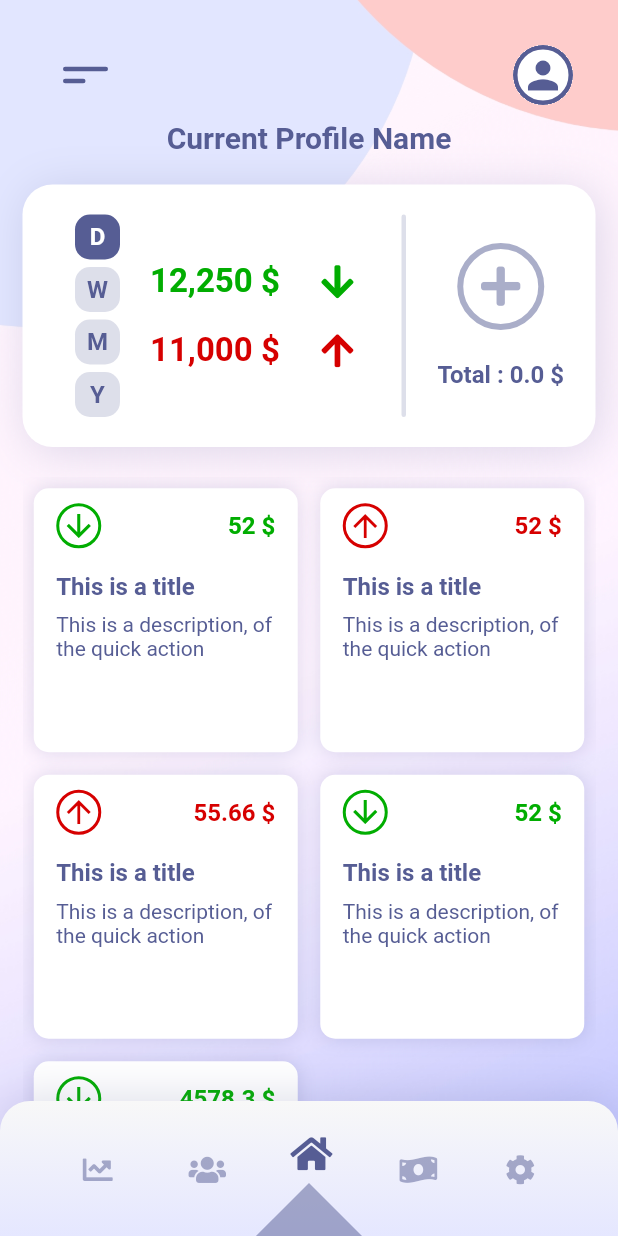
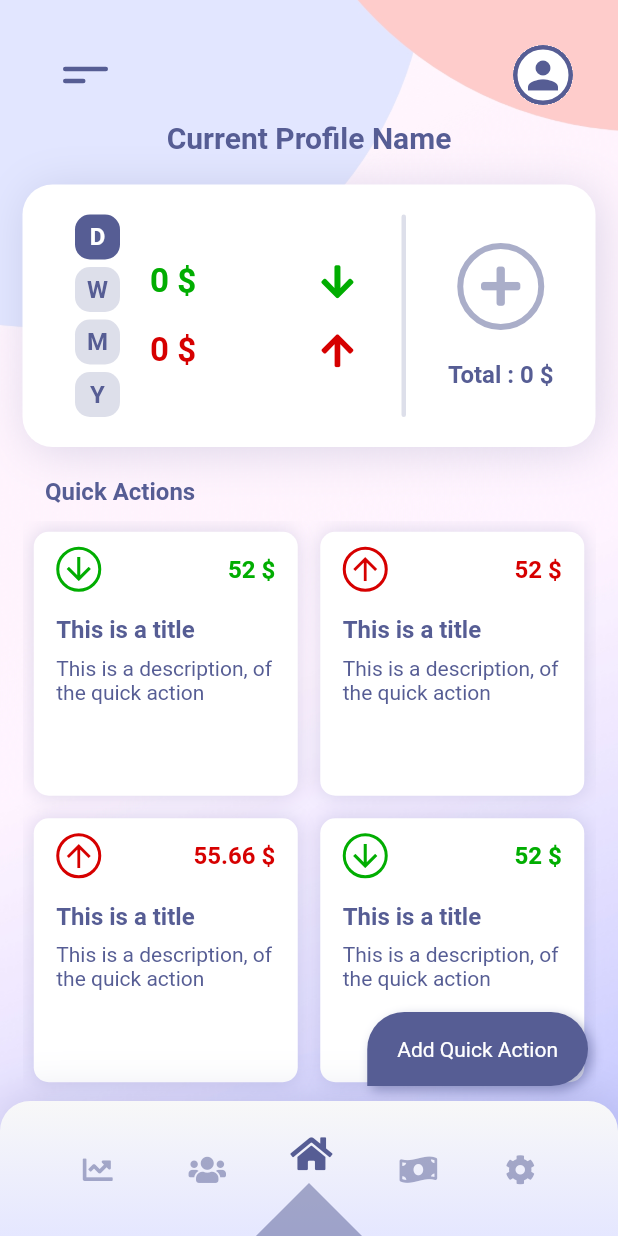
Before and after one commit to amrmhassan/smart-wallet, a Flutter app: the screen it shows after launch, on a phone screen of 412 x 824 dp. Run offline on Flutter 3.47's test engine with Material 2 defaults, Android fonts, the phone set to English and light mode, and no system bars; our stand-ins replace font_awesome_flutter.

Commit message:
finished for today

```diff
--- a/lib/constants/styles.dart
+++ b/lib/constants/styles.dart
@@ -47,3 +47,8 @@ BoxShadow kCardBoxShadow = BoxShadow(
   blurRadius: 6,
   color: kMainColor.withOpacity(0.2),
 );
+BoxShadow kCardHeavyBoxShadow = BoxShadow(
+  offset: const Offset(3, 3),
+  blurRadius: 6,
+  color: kMainColor.withOpacity(0.5),
+);
--- a/lib/constants/transactions_constant.dart
+++ /dev/null
@@ -1,90 +0,0 @@
-// ignore_for_file: prefer_const_constructors
-
-import 'package:uuid/uuid.dart';
-import 'package:wallet_app/constants/types.dart';
-
-import '../models/transaction_model.dart';
-
-List<TransactionModel> transactionsConstant = [
-  // TransactionModel(
-  //   id: Uuid().v4(),
-  //   title: 'Title 1',
-  //   description: 'description 1',
-  //   amount: 25.66,
-  //   createdAt: DateTime.now(),
-  //   transactionType: TransactionType.income,
-  //   ratioToTotal: 0.3,
-  // ),
-  // TransactionModel(
-  //   id: Uuid().v4(),
-  //   title: 'Title 2',
-  //   description: 'description 2',
-  //   amount: 25.66,
-  //   createdAt: DateTime.now(),
-  //   transactionType: TransactionType.outcome,
-  //   ratioToTotal: 0.1,
-  // ),
-  // TransactionModel(
-  //   id: Uuid().v4(),
-  //   title: 'Title 1',
-  //   description: 'description 1',
-  //   amount: 25.66,
-  //   createdAt: DateTime.now(),
-  //   transactionType: TransactionType.outcome,
-  //   ratioToTotal: 0.6,
-  // ),
-  // TransactionModel(
-  //   id: Uuid().v4(),
-  //   title: 'Title 1',
-  //   description: 'description 1',
-  //   amount: 25.66,
-  //   createdAt: DateTime.now(),
-  //   transactionType: TransactionType.income,
-  //   ratioToTotal: 0.3,
-  // ),
-  // TransactionModel(
-  //   id: Uuid().v4(),
-  //   title: 'Title 2',
-  //   description: 'description 2',
-  //   amount: 25.66,
-  //   createdAt: DateTime.now(),
-  //   transactionType: TransactionType.outcome,
-  //   ratioToTotal: 0.1,
-  // ),
-  // TransactionModel(
-  //   id: Uuid().v4(),
-  //   title: 'Title 1',
-  //   description: 'description 1',
-  //   amount: 25.66,
-  //   createdAt: DateTime.now(),
-  //   transactionType: TransactionType.outcome,
-  //   ratioToTotal: 0.6,
-  // ),
-  // TransactionModel(
-  //   id: Uuid().v4(),
-  //   title: 'Title 1',
-  //   description: 'description 1',
-  //   amount: 25.66,
-  //   createdAt: DateTime.now(),
-  //   transactionType: TransactionType.income,
-  //   ratioToTotal: 0.3,
-  // ),
-  // TransactionModel(
-  //   id: Uuid().v4(),
-  //   title: 'Title 2',
-  //   description: 'description 2',
-  //   amount: 25.66,
-  //   createdAt: DateTime.now(),
-  //   transactionType: TransactionType.outcome,
-  //   ratioToTotal: 0.1,
-  // ),
-  // TransactionModel(
-  //   id: Uuid().v4(),
-  //   title: 'Title 1',
-  //   description: 'description 1',
-  //   amount: 25.66,
-  //   createdAt: DateTime.now(),
-  //   transactionType: TransactionType.outcome,
-  //   ratioToTotal: 0.6,
-  // ),
-];
--- a/lib/providers/transactions_provider.dart
+++ b/lib/providers/transactions_provider.dart
@@ -1,36 +1,63 @@
+import 'dart:convert';
+
 import 'package:flutter/cupertino.dart';
 import 'package:wallet_app/constants/types.dart';
 import 'package:wallet_app/models/transaction_model.dart';
 
-import '../constants/transactions_constant.dart';
-
 class TransactionProvider extends ChangeNotifier {
-  //? transactions stuff
+  //? a) transactions stuff
   List<TransactionModel> _transactions = [];
 
-//* transactions getter
+//? 1- getting transactions, with multiple possibilities
+//* for getting the income transactions only
+  List<TransactionModel> get _incomeTransactions {
+    return [
+      ..._transactions
+          .where((element) => element.transactionType == TransactionType.income)
+    ];
+  }
+
+//* for getting the outcome transactions only
+  List<TransactionModel> get _outcomeTransactions {
+    return [
+      ..._transactions.where(
+          (element) => element.transactionType == TransactionType.outcome)
+    ];
+  }
+
+//* for getting transactions depending on the current chosen transaction type
   List<TransactionModel> get displayedTransactions {
     if (currentActiveTransactionType == TransactionType.income) {
-      return [
-        ..._transactions.where(
-            (element) => element.transactionType == TransactionType.income)
-      ];
+      return _incomeTransactions;
     } else if (currentActiveTransactionType == TransactionType.outcome) {
-      return [
-        ..._transactions.where(
-            (element) => element.transactionType == TransactionType.outcome)
-      ];
+      return _outcomeTransactions;
     } else {
       return [..._transactions];
     }
   }
 
-//* for adding new transaction
-  void addTransaction(TransactionModel transaction) {
-    print('Now we have ${_transactions.length} transactions');
-    _transactions.add(transaction);
+//* for getting all transactions no matter it's type
+  List<TransactionModel> get getAllTransactions {
+    return [..._transactions];
+  }
 
-    notifyListeners();
+//? 2- for getting  calculations on the transactions
+  //* for getting the total income
+  double get totalIncome {
+    double totalIncomeAmount = _incomeTransactions.fold<double>(
+      0,
+      (previousValue, element) => previousValue + element.amount,
+    );
+    return totalIncomeAmount;
+  }
+
+  //* for getting the total outcome
+  double get totalOutcome {
+    double totalIncomeAmount = _outcomeTransactions.fold<double>(
+      0,
+      (previousValue, element) => previousValue + element.amount,
+    );
+    return totalIncomeAmount;
   }
 
   //* for getting the current money in the profile
@@ -45,11 +72,20 @@ class TransactionProvider extends ChangeNotifier {
     return totalAmount;
   }
 
-//* for getting the transactions from the database
-  void fetchAndUpdateTransactions() {
-    _transactions = transactionsConstant;
+  //? 3- methods to control the transactions
+//* for adding new transaction
+  void addTransaction(TransactionModel transaction) {
+    if (transaction.amount > totalMoney &&
+        transaction.transactionType == TransactionType.outcome) {
+      throw Exception(
+          'Outcome Transaction is larger than the total amount of the money');
+    }
+    _transactions.add(transaction);
     notifyListeners();
   }
+
+//* for getting the transactions from the database
+  void fetchAndUpdateTransactions() {}
 
 //* for deleting a transaction
   void deleteTransaction(String id) {
@@ -66,7 +102,7 @@ class TransactionProvider extends ChangeNotifier {
     notifyListeners();
   }
 
-  //? transaction type stuff
+  //? b) transaction type stuff
 
   TransactionType currentActiveTransactionType = TransactionType.all;
   void setCurrentActiveTransactionType(TransactionType transactionType) {
--- a/lib/screens/holder_screen.dart
+++ b/lib/screens/holder_screen.dart
@@ -5,11 +5,15 @@
 //! how to make my own icons using adobe xd then change the icon of menu to be one dash and a half
 
 import 'package:flutter/material.dart';
+import 'package:wallet_app/constants/colors.dart';
+import 'package:wallet_app/constants/sizes.dart';
+import 'package:wallet_app/constants/styles.dart';
 import 'package:wallet_app/screens/home_screen/home_screen.dart';
 import 'package:wallet_app/screens/transactions_screen/transactions_screen.dart';
 
 import '../../widgets/app_bar/my_app_bar.dart';
 import '../../widgets/bottom_nav_bar/bottom_nav_bar.dart';
+import '../widgets/global/add_quick_action_button.dart';
 import 'home_screen/widgets/background.dart';
 
 const Duration _pageSliderDuration = Duration(milliseconds: 200);
@@ -63,6 +67,7 @@ class _HolderScreenState extends State<HolderScreen> {
   Widget build(BuildContext context) {
     return Scaffold(
       extendBodyBehindAppBar: true,
+
       drawer: Drawer(
         child: Container(
           color: Colors.white,
@@ -94,7 +99,15 @@ class _HolderScreenState extends State<HolderScreen> {
                       Container(
                         child: Text('Profiles  page'),
                       ),
-                      HomeScreen(),
+                      Stack(
+                        alignment: Alignment.bottomRight,
+                        children: [
+                          HomeScreen(),
+                          //? this floating action button will be hidden when scrolling down
+                          //* floating action button for adding new quick action
+                          AddQuickActionButton(),
+                        ],
+                      ),
                       TransactionsScreen(),
                       Container(
                         child: Text('Settings  page'),
--- a/lib/screens/home_screen/home_screen.dart
+++ b/lib/screens/home_screen/home_screen.dart
@@ -4,6 +4,7 @@
 
 import 'package:flutter/material.dart';
 import 'package:wallet_app/constants/sizes.dart';
+import 'package:wallet_app/constants/styles.dart';
 import 'package:wallet_app/widgets/app_bar/home_heading.dart';
 
 import 'widgets/profile_summary.dart';
@@ -32,6 +33,14 @@ class _HomeScreenState extends State<HomeScreen> {
               ),
               //* this has the summery of the current active profile like (outcome, income of this day or month or year..., and the current total amount that currently exist in the profile)
               ProfileSummary(),
+              Container(
+                margin: EdgeInsets.only(bottom: 10, left: 15),
+                width: double.infinity,
+                child: Text(
+                  'Quick Actions',
+                  style: kParagraphTextStyle,
+                ),
+              ),
               //? i commeted all of these but it is optional
               //* this height is added as a separator between the profile summary and the horizontal line
               // SizedBox(
--- a/lib/screens/home_screen/widgets/quick_action_card.dart
+++ b/lib/screens/home_screen/widgets/quick_action_card.dart
@@ -4,12 +4,13 @@ import 'package:flutter/material.dart';
 import 'package:wallet_app/constants/colors.dart';
 import 'package:wallet_app/constants/sizes.dart';
 import 'package:wallet_app/constants/types.dart';
+import 'package:wallet_app/utils/transactions_utils.dart';
 
 class QuickActionCard extends StatelessWidget {
   final TransactionType transactionType;
   final String title;
   final String description;
-  final String amount;
+  final double amount;
   final VoidCallback? onTap;
   final VoidCallback? onLongPress;
 
@@ -85,7 +86,7 @@ class QuickActionCard extends StatelessWidget {
                     //   ),
                     // ),
                     Text(
-                      '$amount \$',
+                      '${doubleToString(amount)} \$',
                       style: TextStyle(
                         color: transactionType == TransactionType.income
                             ? kIncomeColor
--- a/lib/screens/home_screen/widgets/quick_actions_cards_grid.dart
+++ b/lib/screens/home_screen/widgets/quick_actions_cards_grid.dart
@@ -10,7 +10,7 @@ const List<Map<String, dynamic>> _demoQuickActions = [
   {
     'title': 'This is a title',
     'desc': 'This is a description, of the quick action',
-    'amount': 52,
+    'amount': 52.00,
     'type': TransactionType.income,
   },
   {
@@ -73,7 +73,8 @@ class QuickActionsCardsGrid extends StatelessWidget {
             itemCount: _demoQuickActions.length,
             itemBuilder: (ctx, index) {
               return QuickActionCard(
-                amount: _demoQuickActions[index]['amount'].toString(),
+                //* i tried 1.00 to convert it to a double
+                amount: _demoQuickActions[index]['amount'] * 1.00,
                 title: _demoQuickActions[index]['title'],
                 description: _demoQuickActions[index]['desc'],
                 transactionType: _demoQuickActions[index]['type'],
--- a/lib/screens/home_screen/widgets/summary_income_outcome.dart
+++ b/lib/screens/home_screen/widgets/summary_income_outcome.dart
@@ -1,8 +1,14 @@
+// ignore_for_file: prefer_const_constructors
+
 import 'package:flutter/material.dart';
 import 'package:font_awesome_flutter/font_awesome_flutter.dart';
+import 'package:provider/provider.dart';
+import 'package:wallet_app/models/transaction_model.dart';
+import 'package:wallet_app/providers/transactions_provider.dart';
 
 import '../../../constants/colors.dart';
 import '../../../constants/sizes.dart';
+import '../../../utils/transactions_utils.dart';
 
 class SummaryIncomeOutcome extends StatelessWidget {
   const SummaryIncomeOutcome({
@@ -11,6 +17,7 @@ class SummaryIncomeOutcome extends StatelessWidget {
 
   @override
   Widget build(BuildContext context) {
+    final transactionData = Provider.of<TransactionProvider>(context);
     return Expanded(
       child: Container(
         padding: const EdgeInsets.symmetric(
@@ -20,9 +27,9 @@ class SummaryIncomeOutcome extends StatelessWidget {
           children: [
             Row(
               mainAxisAlignment: MainAxisAlignment.spaceBetween,
-              children: const [
+              children: [
                 Text(
-                  '12,250 \$',
+                  '${doubleToString(transactionData.totalIncome)} \$',
                   style: TextStyle(
                     color: kIncomeColor,
                     fontWeight: FontWeight.bold,
@@ -42,9 +49,9 @@ class SummaryIncomeOutcome extends StatelessWidget {
             ),
             Row(
               mainAxisAlignment: MainAxisAlignment.spaceBetween,
-              children: const [
+              children: [
                 Text(
-                  '11,000 \$',
+                  '${doubleToString(transactionData.totalOutcome)} \$',
                   style: TextStyle(
                     color: kOutcomeColor,
                     fontWeight: FontWeight.bold,
--- a/lib/screens/home_screen/widgets/total_amount.dart
+++ b/lib/screens/home_screen/widgets/total_amount.dart
@@ -6,6 +6,7 @@ import 'package:wallet_app/providers/transactions_provider.dart';
 
 import '../../../constants/colors.dart';
 import '../../../constants/sizes.dart';
+import '../../../utils/transactions_utils.dart';
 
 class TotalAmountInProfile extends StatelessWidget {
   const TotalAmountInProfile({
@@ -16,7 +17,7 @@ class TotalAmountInProfile extends StatelessWidget {
   Widget build(BuildContext context) {
     final totalAmount = Provider.of<TransactionProvider>(context).totalMoney;
     return Text(
-      'Total : $totalAmount \$',
+      'Total : ${doubleToString(totalAmount)} \$',
       style: TextStyle(
         color: kMainColor,
         fontSize: kDefaultInfoTextSize,
--- a/lib/screens/transactions_screen/widgets/transaction_card.dart
+++ b/lib/screens/transactions_screen/widgets/transaction_card.dart
@@ -8,6 +8,7 @@ import '../../../constants/sizes.dart';
 import '../../../constants/styles.dart';
 import '../../../constants/types.dart';
 import '../../../models/transaction_model.dart';
+import '../../../utils/transactions_utils.dart';
 import 'transaction_action_button.dart';
 
 class TranscationCard extends StatelessWidget {
@@ -51,6 +52,7 @@ class TranscationCard extends StatelessWidget {
           ),
           Column(
             mainAxisAlignment: MainAxisAlignment.spaceBetween,
+            crossAxisAlignment: CrossAxisAlignment.start,
             children: [
               Text(
                 transaction.title,
@@ -60,7 +62,7 @@ class TranscationCard extends StatelessWidget {
                 height: kDefaultPadding / 4,
               ),
               Text(
-                '${transaction.amount.toStringAsFixed(2)} \$',
+                '${doubleToString(transaction.amount)} \$',
                 style: kSmallTextPrimaryColorStyle,
               ),
             ],
--- /dev/null
+++ b/lib/utils/transactions_utils.dart
@@ -0,0 +1,8 @@
+String doubleToString(double amount) {
+  try {
+    String string = amount.toStringAsFixed(2);
+    return string.replaceFirst('.00', '');
+  } catch (error) {
+    return 'error converting double to string';
+  }
+}
--- /dev/null
+++ b/lib/widgets/global/add_quick_action_button.dart
@@ -0,0 +1,55 @@
+import 'package:flutter/material.dart';
+import 'package:wallet_app/screens/add_transaction/add_transaction_screen.dart';
+
+import '../../constants/colors.dart';
+import '../../constants/sizes.dart';
+import '../../constants/styles.dart';
+
+class AddQuickActionButton extends StatelessWidget {
+  const AddQuickActionButton({
+    Key? key,
+  }) : super(key: key);
+
+  @override
+  Widget build(BuildContext context) {
+    return Positioned(
+      bottom: bottomNavBarHeight + 10,
+      right: 20,
+      child: Container(
+        clipBehavior: Clip.hardEdge,
+        decoration: BoxDecoration(
+            boxShadow: [kCardHeavyBoxShadow],
+            color: kMainColor,
+            borderRadius: const BorderRadius.only(
+              topLeft: Radius.circular(
+                kDefaultBorderRadius * 5,
+              ),
+              topRight: Radius.circular(
+                kDefaultBorderRadius * 5,
+              ),
+              bottomRight: Radius.circular(
+                kDefaultBorderRadius * 5,
+              ),
+            )),
+        child: Material(
+          color: Colors.transparent,
+          child: InkWell(
+            onTap: () {
+              Navigator.pushNamed(context, AddTransactionScreen.routeName);
+            },
+            child: Container(
+              padding: const EdgeInsets.symmetric(
+                horizontal: kDefaultHorizontalPadding / 1.5,
+                vertical: kDefaultVerticalPadding / 1.2,
+              ),
+              child: const Text(
+                'Add Quick Action',
+                style: kSmallTextWhiteColorStyle,
+              ),
+            ),
+          ),
+        ),
+      ),
+    );
+  }
+}
```
Also changed, not shown: lib/providers/quick_actions_provider.dart (added, +67 -0 lines), lib/screens/add_transaction/add_transaction_screen.dart (+20 -4 lines), lib/screens/transactions_screen/transactions_screen.dart (+5 -8 lines), 2 other files.
